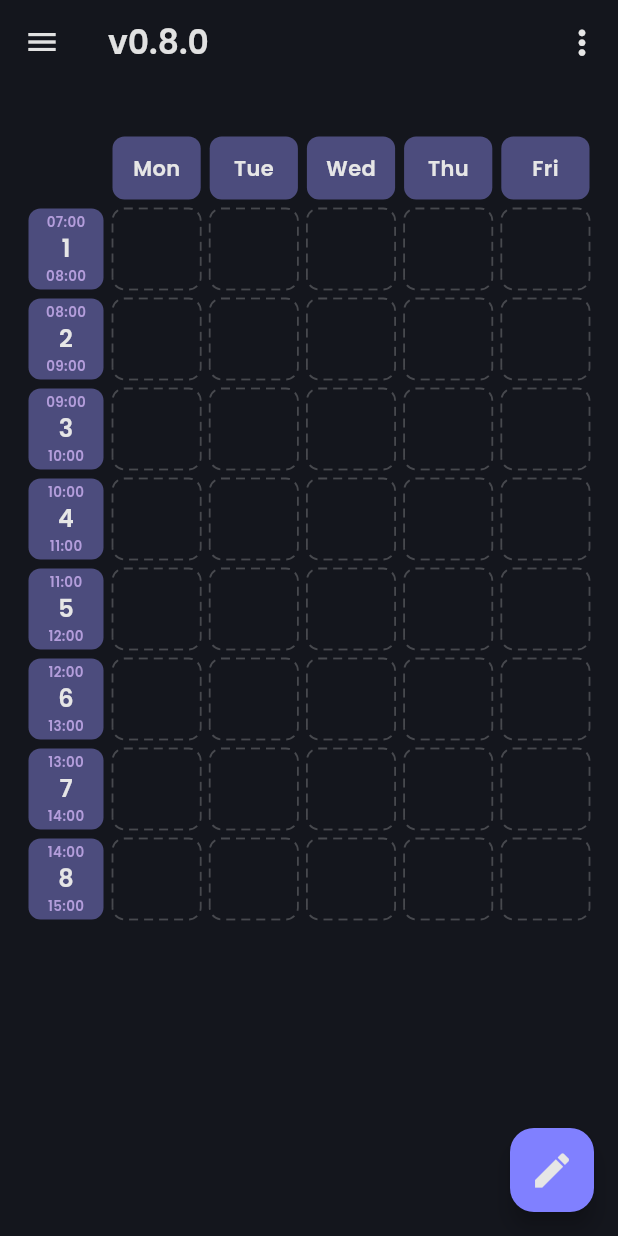
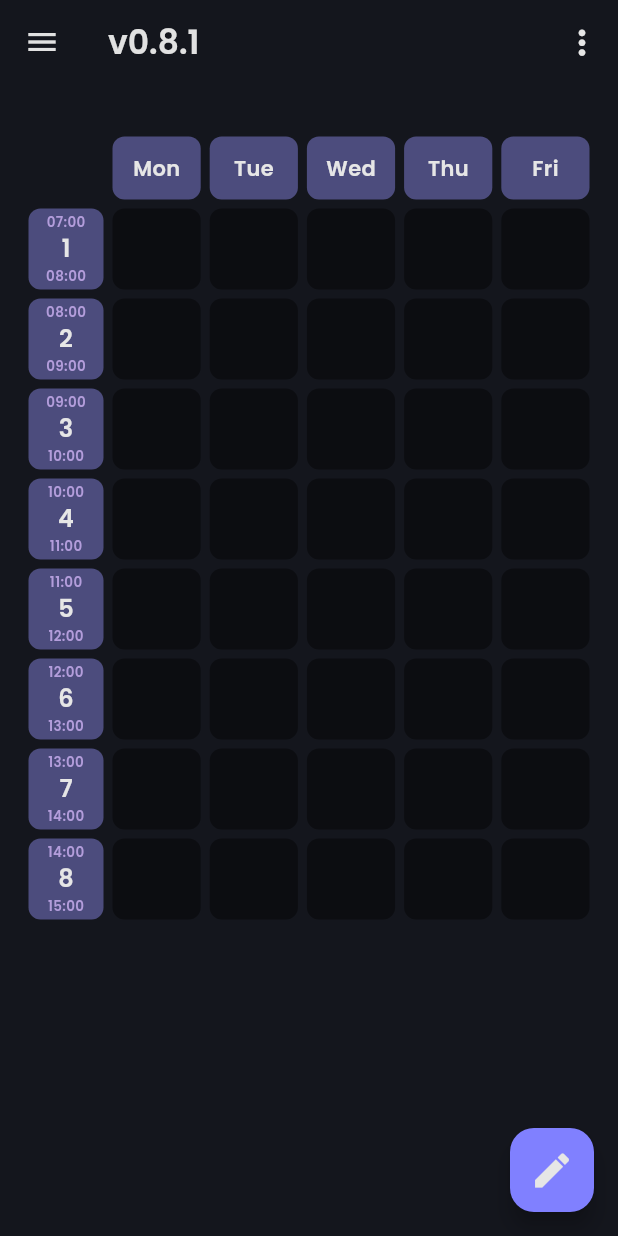
Before and after one commit to andongni0723/TimeGrid, a Flutter app: the screen it shows after launch, on a phone screen of 412 x 824 dp. Run offline on Flutter 3.47's test engine with Material 3 defaults, Android fonts, the phone set to English and light mode, and no system bars; our stand-ins replace file_picker, flutter_riverpod, font_awesome_flutter, freezed_annotation, hive, hive_flutter and 2 more; accounts and stored records are empty.

Commit message:
v0.8.1 - Fix the bug about time cell overflow / Add side bar (NOTDONE) / Update UI

```diff
--- a/lib/main.dart
+++ b/lib/main.dart
@@ -1,6 +1,6 @@
 import 'package:flutter/material.dart';
+import 'package:flutter_riverpod/flutter_riverpod.dart';
 import 'package:font_awesome_flutter/font_awesome_flutter.dart';
-import 'package:flutter_riverpod/flutter_riverpod.dart';
 import 'package:hive_flutter/adapters.dart';
 import 'package:package_info_plus/package_info_plus.dart';
 import 'package:timegrid/models/course_chips_model.dart';
@@ -64,7 +64,7 @@ class MyHomePage extends ConsumerStatefulWidget {
 }
 
 class _MyHomePageState extends ConsumerState<MyHomePage> {
-  int _selectedIndex = 0;
+  int selectedIndex = 0;
   bool _editMode = false;
 
   void _switchEditMode() => setState(() => _editMode = !_editMode);
@@ -78,13 +78,45 @@ class _MyHomePageState extends ConsumerState<MyHomePage> {
 
     final cs = Theme.of(context).colorScheme;
     final scheduleController = ref.watch(scheduleProvider);
+    final scaffoldKey = GlobalKey<ScaffoldState>();
 
     return Scaffold(
+      key: scaffoldKey,
+      drawer: NavigationDrawer(
+        selectedIndex: selectedIndex,
+        onDestinationSelected: (int idx) async {
+          Navigator.of(context).pop();
+          await Future.delayed(const Duration(milliseconds: 250));
+          setState(() => selectedIndex = idx);
+        },
+        children: [
+          Padding(
+            padding: const EdgeInsets.symmetric(horizontal: 16.0, vertical: 24.0),
+            child: Text(
+              'TimeGrid',
+              style: TextStyle(color: cs.primary, fontSize: 24, fontWeight: FontWeight.bold),
+            ),
+          ),
+          Divider(height: 1, color: cs.outline),
+
+          const NavigationDrawerDestination(
+            icon: Icon(Icons.calendar_today_outlined),
+            selectedIcon: Icon(Icons.calendar_today),
+            label: Text('Courses'),
+          ),
+
+          const NavigationDrawerDestination(
+            icon: Icon(Icons.settings_outlined),
+            selectedIcon: Icon(Icons.settings),
+            label: Text('Settings'),
+          ),
+        ]
+      ),
       appBar: AppBar(
         backgroundColor: cs.surface,
         leading: IconButton(
           icon: const Icon(Icons.menu),
-          onPressed: () {}, // TODO: switch the schedules
+          onPressed: () => scaffoldKey.currentState?.openDrawer(),
         ),
         title: Text(widget.title),
         actions: [
@@ -197,36 +229,6 @@ class _MyHomePageState extends ConsumerState<MyHomePage> {
       ),
     );
   }
-
-  Widget bottomNavigationBar(ColorScheme cs) {
-    return NavigationBar(
-      onDestinationSelected: (int index) {
-        setState(() {
-          _selectedIndex = index;
-        });
-      },
-      backgroundColor: cs.surfaceContainerHighest,
-      indicatorColor: cs.primaryContainer,
-      selectedIndex: _selectedIndex,
-      destinations: const <Widget>[
-        NavigationDestination(
-          selectedIcon: Icon(Icons.home),
-          icon: Icon(Icons.home),
-          label: 'Home',
-        ),
-        NavigationDestination(
-          icon: Icon(Icons.business_outlined),
-          selectedIcon: Icon(Icons.business),
-          label: 'Other',
-        ),
-        NavigationDestination(
-          selectedIcon: Icon(Icons.settings),
-          icon: Icon(Icons.settings_outlined),
-          label: 'Settings',
-        ),
-      ],
-    );
-  }
 }
 
 Widget overlayIcon(IconData base, bool isAdd, Color accent) {
--- a/lib/schedule.dart
+++ b/lib/schedule.dart
@@ -409,13 +409,11 @@ class _ScheduleGridState extends ConsumerState<ScheduleGrid> {
 
       // Left Time Column
       Widget timeColumn() {
-        List<String> slotNames = [];
-
         TimeCellModel defaultTimeCell(int idx) => TimeCellModel(
               id: idx.toString(),
               displayName: (idx + 1).toString(),
-          startTime: TimeOfDay(hour: 8 + idx - 1, minute: 0),
-          endTime: TimeOfDay(hour: 9 + idx - 1, minute: 0),
+              startTime: TimeOfDay(hour: (8 + idx - 1).clamp(0, 23), minute: 0),
+              endTime: TimeOfDay(hour: (9 + idx - 1).clamp(0, 23), minute: 0),
               showStartTime: true,
               showEndTime: true,
             );
@@ -424,8 +422,11 @@ class _ScheduleGridState extends ConsumerState<ScheduleGrid> {
           width: widget.timeLabelWidth,
           child: Column(
             children: List.generate(widget.controller.rows, (idx) {
-
-          var cellDetail = ref.read(storageProvider).getTimeCell(idx.toString()) ?? defaultTimeCell(idx);
+              TimeCellModel? storageCell = ref.read(storageProvider).getTimeCell(idx.toString());
+              var cellDetail = storageCell ?? defaultTimeCell(idx);
+              if (storageCell == null) {
+                ref.read(storageProvider).putTimeCell(cellDetail);
+              }
 
               return GestureDetector(
                 onTap: () async {
@@ -465,7 +466,6 @@ class _ScheduleGridState extends ConsumerState<ScheduleGrid> {
               );
             }),
           ),
-
         );
       }
 
@@ -500,6 +500,7 @@ class _ScheduleGridState extends ConsumerState<ScheduleGrid> {
                   if (!widget.editMode) {
                     if (isHead || occupied) return const SizedBox();
                     return _EmptyCell(
+                      outline: widget.editMode,
                       borderColor: cs.onSurface.withValues(alpha: 0.25),
                       radius: 8,
                       dashWidth: 6,
@@ -576,6 +577,7 @@ class _ScheduleGridState extends ConsumerState<ScheduleGrid> {
                       fit: StackFit.expand,
                       children: [
                         _EmptyCell(
+                          outline: widget.editMode,
                           borderColor: cs.onSurface.withValues(alpha: 0.25),
                           radius: 8,
                           dashWidth: 6,
@@ -690,6 +692,7 @@ class _ScheduleGridState extends ConsumerState<ScheduleGrid> {
 
 /// 空格子：透明填滿 + 虛線圓角框
 class _EmptyCell extends StatelessWidget {
+  final bool outline;
   final Color borderColor;
   final double radius;
   final double dashWidth;
@@ -697,6 +700,7 @@ class _EmptyCell extends StatelessWidget {
 
   const _EmptyCell({
     Key? key,
+    this.outline = true,
     required this.borderColor,
     this.radius = 8,
     this.dashWidth = 6,
@@ -705,7 +709,8 @@ class _EmptyCell extends StatelessWidget {
 
   @override
   Widget build(BuildContext context) {
-    return CustomPaint(
+    return outline
+        ? CustomPaint(
             painter: _DashedRoundedRectPainter(
               color: borderColor,
               radius: radius,
@@ -715,6 +720,12 @@ class _EmptyCell extends StatelessWidget {
             child: Container(
               padding: const EdgeInsets.all(6),
               alignment: Alignment.topLeft,
+            ),
+          )
+        : Container(
+            decoration: BoxDecoration(
+              color: const Color(0xFF0C0D11),
+              borderRadius: BorderRadius.circular(radius),
             ),
         );
   }
--- a/pubspec.yaml
+++ b/pubspec.yaml
@@ -16,7 +16,7 @@ publish_to: 'none' # Remove this line if you wish to publish to pub.dev
 # https://developer.apple.com/library/archive/documentation/General/Reference/InfoPlistKeyReference/Articles/CoreFoundationKeys.html
 # In Windows, build-name is used as the major, minor, and patch parts
 # of the product and file versions while build-number is used as the build suffix.
-version: 0.8.0
+version: 0.8.1
 
 environment:
   sdk: '>=3.0.6 <4.0.0'
```
Also changed, not shown: lib/widget_bridge.dart (+9 -2 lines), 1 other file. Lines whose indentation alone changed are shown as unchanged.
